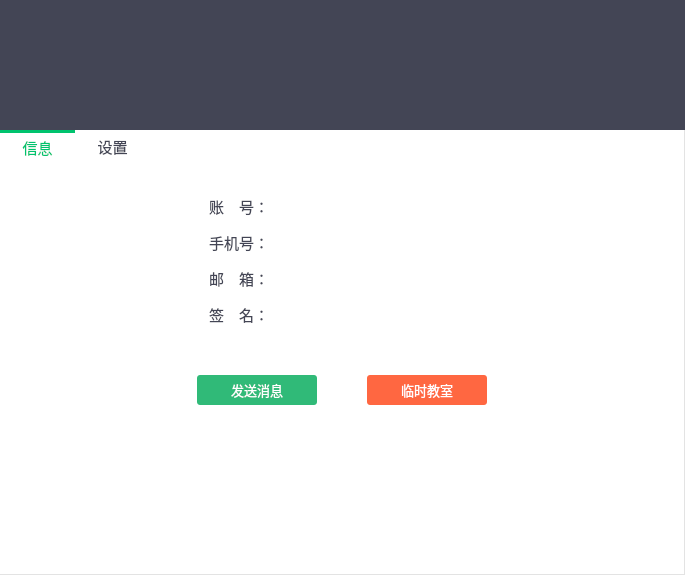
Before: the Qt Designer form SoftTerminal/forms/STContactDetail.ui in sunpu/softterminal, drawn with Qt 5.
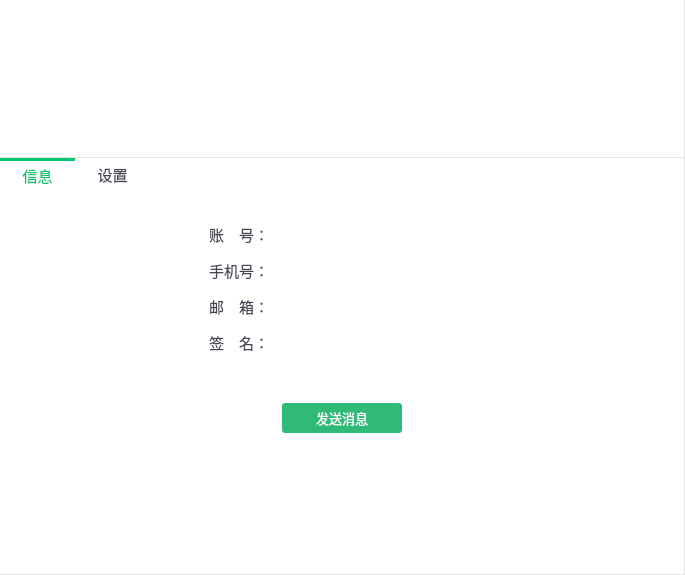
After: the same form once the commit is applied. The open tabs and pages were chosen to show the change. Icons and pictures are not drawn. Custom widgets are drawn as their Qt base class.

Patch:
```diff
--- a/SoftTerminal/forms/STContactDetail.ui
+++ b/SoftTerminal/forms/STContactDetail.ui
@@ -35,7 +35,7 @@
    <item>
     <widget class="QWidget" name="widget" native="true">
      <property name="styleSheet">
-      <string notr="true">background-color: #434555;</string>
+      <string notr="true">QWidget#widget{border-bottom: 1px solid #e3e3e3;border-right: 1px solid #e3e3e3;background-color: rgb(255, 255, 255);}</string>
      </property>
      <layout class="QHBoxLayout" name="horizontalLayout">
       <property name="spacing">
@@ -45,13 +45,13 @@
        <number>0</number>
       </property>
       <property name="topMargin">
-       <number>10</number>
+       <number>20</number>
       </property>
       <property name="rightMargin">
        <number>0</number>
       </property>
       <property name="bottomMargin">
-       <number>10</number>
+       <number>20</number>
       </property>
       <item>
        <spacer name="horizontalSpacer">
@@ -166,7 +166,56 @@
           </widget>
          </item>
          <item>
+          <widget class="QWidget" name="widget_10" native="true">
+           <property name="minimumSize">
+            <size>
+             <width>0</width>
+             <height>0</height>
+            </size>
+           </property>
+           <layout class="QHBoxLayout" name="horizontalLayout_10">
+            <property name="spacing">
+             <number>0</number>
+            </property>
+            <property name="leftMargin">
+             <number>0</number>
+            </property>
+            <property name="topMargin">
+             <number>0</number>
+            </property>
+            <property name="rightMargin">
+             <number>0</number>
+            </property>
+            <property name="bottomMargin">
+             <number>0</number>
+            </property>
+            <item>
+             <spacer name="horizontalSpacer_19">
+              <property name="orientation">
+               <enum>Qt::Horizontal</enum>
+              </property>
+              <property name="sizeHint" stdset="0">
+               <size>
+                <width>10</width>
+                <height>20</height>
+               </size>
+              </property>
+             </spacer>
+            </item>
+            <item>
           <widget class="QLabel" name="lblName">
+              <property name="minimumSize">
+               <size>
+                <width>200</width>
+                <height>30</height>
+               </size>
+              </property>
+              <property name="maximumSize">
+               <size>
+                <width>200</width>
+                <height>30</height>
+               </size>
+              </property>
            <property name="font">
             <font>
              <family>微软雅黑</family>
@@ -176,7 +225,7 @@
             </font>
            </property>
            <property name="styleSheet">
-            <string notr="true">color: rgb(255, 255, 255);</string>
+               <string notr="true">color: rgb(67, 69, 85);</string>
            </property>
            <property name="text">
             <string/>
@@ -184,6 +233,22 @@
            <property name="alignment">
             <set>Qt::AlignCenter</set>
            </property>
+             </widget>
+            </item>
+            <item>
+             <spacer name="horizontalSpacer_20">
+              <property name="orientation">
+               <enum>Qt::Horizontal</enum>
+              </property>
+              <property name="sizeHint" stdset="0">
+               <size>
+                <width>10</width>
+                <height>20</height>
+               </size>
+              </property>
+             </spacer>
+            </item>
+           </layout>
           </widget>
          </item>
         </layout>
@@ -385,7 +450,7 @@
                 <string/>
                </property>
                <property name="alignment">
-                <set>Qt::AlignCenter</set>
+                <set>Qt::AlignLeading|Qt::AlignLeft|Qt::AlignVCenter</set>
                </property>
               </widget>
              </item>
@@ -491,7 +556,7 @@
                 <string/>
                </property>
                <property name="alignment">
-                <set>Qt::AlignCenter</set>
+                <set>Qt::AlignLeading|Qt::AlignLeft|Qt::AlignVCenter</set>
                </property>
               </widget>
              </item>
@@ -597,7 +662,7 @@
                 <string/>
                </property>
                <property name="alignment">
-                <set>Qt::AlignCenter</set>
+                <set>Qt::AlignLeading|Qt::AlignLeft|Qt::AlignVCenter</set>
                </property>
               </widget>
              </item>
@@ -703,7 +768,7 @@
                 <string/>
                </property>
                <property name="alignment">
-                <set>Qt::AlignCenter</set>
+                <set>Qt::AlignLeading|Qt::AlignLeft|Qt::AlignVCenter</set>
                </property>
               </widget>
              </item>
@@ -792,49 +857,6 @@
                </property>
               </widget>
              </item>
-             <item>
-              <widget class="QPushButton" name="pbOpenClass">
-               <property name="minimumSize">
-                <size>
-                 <width>120</width>
-                 <height>30</height>
-                </size>
-               </property>
-               <property name="maximumSize">
-                <size>
-                 <width>120</width>
-                 <height>30</height>
-                </size>
-               </property>
-               <property name="font">
-                <font>
-                 <family>微软雅黑</family>
-                 <pointsize>10</pointsize>
-                </font>
-               </property>
-               <property name="styleSheet">
-                <string notr="true">
-
-QPushButton {
-	border-radius: 3px;
-	color: rgb(255, 255, 255);
-	background-color: rgb(255, 103, 65);
-}
-QPushButton:hover:pressed {
-	background-color: rgb(255, 103, 65);
-}
-QPushButton:hover:!pressed {
-	background-color: rgb(255, 133, 103);
-}</string>
-               </property>
-               <property name="text">
-                <string>临时教室</string>
-               </property>
-               <property name="flat">
-                <bool>true</bool>
-               </property>
-              </widget>
-             </item>
              <item>
               <spacer name="horizontalSpacer_14">
                <property name="orientation">
```
Left out of the diff: 2 changed lines with no effect on the pictures. Lines whose indentation alone changed are shown as unchanged.
